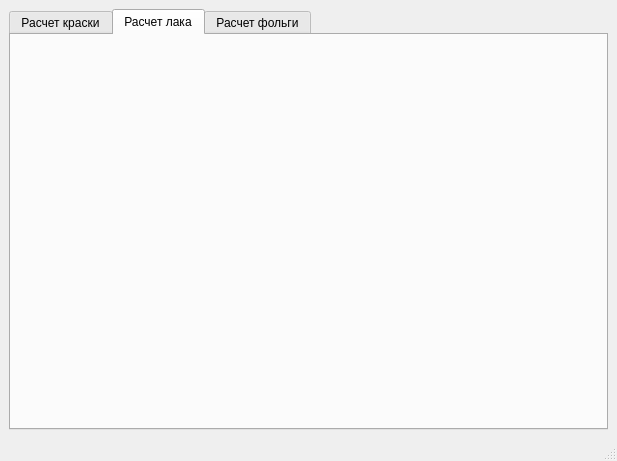
Old version of the form mainwindow.ui in the repository Alexcoratt/ColorCalc_GUI.
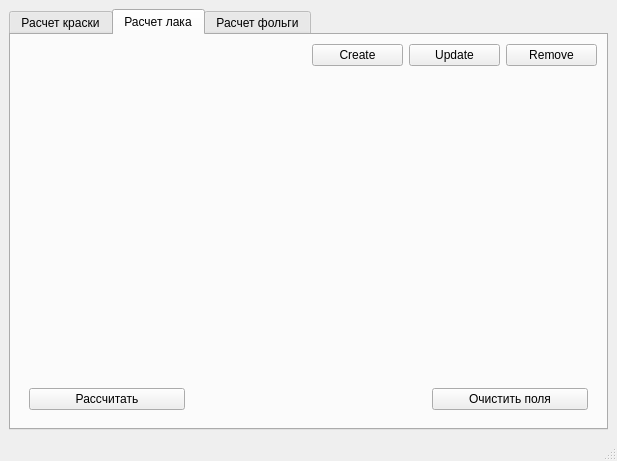
New version of the form. The open tabs and pages were chosen to show the change. Custom widgets are drawn as their Qt base class.

Commit message: Started creating preset removal pop up class

Patch:
```diff
--- a/mainwindow.ui
+++ b/mainwindow.ui
@@ -145,6 +145,88 @@
        <attribute name="title">
         <string>Расчет лака</string>
        </attribute>
+       <layout class="QVBoxLayout" name="verticalLayout_3" stretch="0,1,0">
+        <item>
+         <layout class="QHBoxLayout" name="lcComboBoxLayout">
+          <item>
+           <widget class="NamedField" name="lacquerPresetField" native="true"/>
+          </item>
+          <item>
+           <layout class="QHBoxLayout" name="lcButtonLayout">
+            <item>
+             <widget class="QPushButton" name="lcCreatePresetButton">
+              <property name="text">
+               <string>Create</string>
+              </property>
+             </widget>
+            </item>
+            <item>
+             <widget class="QPushButton" name="lcUpdatePresetButton">
+              <property name="text">
+               <string>Update</string>
+              </property>
+             </widget>
+            </item>
+            <item>
+             <widget class="QPushButton" name="lcRemovePresetButton">
+              <property name="text">
+               <string>Remove</string>
+              </property>
+             </widget>
+            </item>
+           </layout>
+          </item>
+         </layout>
+        </item>
+        <item>
+         <layout class="QGridLayout" name="gridLayout_2" columnstretch="0,0">
+          <property name="horizontalSpacing">
+           <number>64</number>
+          </property>
+          <property name="verticalSpacing">
+           <number>6</number>
+          </property>
+          <item row="0" column="0">
+           <widget class="NamedField" name="lcConsumptionField" native="true"/>
+          </item>
+          <item row="0" column="1">
+           <widget class="NamedField" name="lcSheetWidthField" native="true"/>
+          </item>
+          <item row="1" column="0">
+           <widget class="NamedField" name="lcPercentageField" native="true"/>
+          </item>
+          <item row="2" column="0">
+           <widget class="NamedField" name="lcCirculationField" native="true"/>
+          </item>
+          <item row="1" column="1">
+           <widget class="NamedField" name="lcSheetLengthField" native="true"/>
+          </item>
+         </layout>
+        </item>
+        <item>
+         <widget class="QWidget" name="horizontalWidget_2" native="true">
+          <layout class="QHBoxLayout" name="horizontalLayout_4" stretch="2,3,2">
+           <item>
+            <widget class="QPushButton" name="lcCalculateButton">
+             <property name="text">
+              <string>Рассчитать</string>
+             </property>
+            </widget>
+           </item>
+           <item>
+            <widget class="NamedField" name="lcResultField" native="true"/>
+           </item>
+           <item>
+            <widget class="QPushButton" name="lcClearFieldsButton">
+             <property name="text">
+              <string>Очистить поля</string>
+             </property>
+            </widget>
+           </item>
+          </layout>
+         </widget>
+        </item>
+       </layout>
       </widget>
       <widget class="QWidget" name="foilTab">
        <attribute name="title">
```
Left out of the diff: 16 changed lines with no effect on the pictures. The commit also changes 10 other files.
